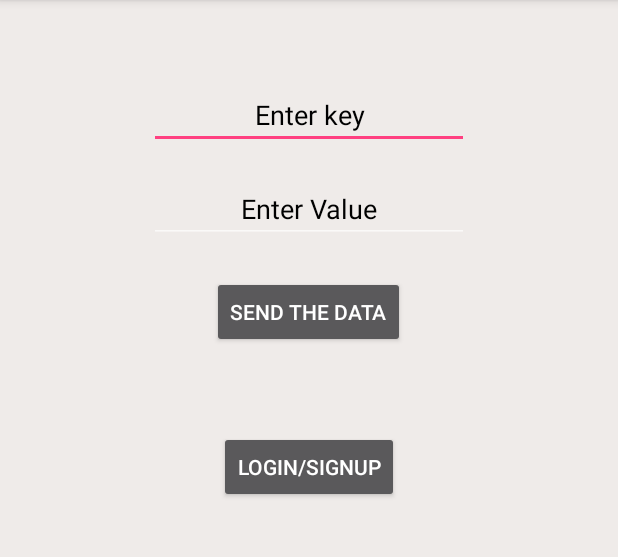
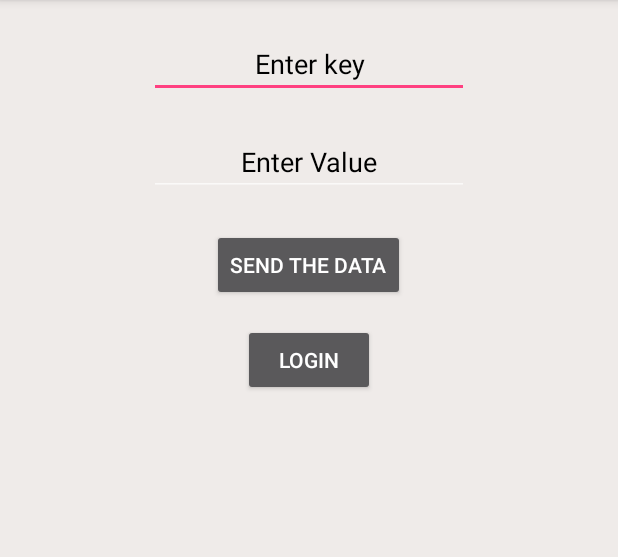
Before and after one commit to rakeshsenapathi/FireBase, an Android app: the screen it shows after launch (MainActivity), on a phone screen of 412 x 824 dp, the part 84-641 px from its top. Run offline under Robolectric (Android 15) with nearby library versions, the phone set to English and light mode, and no system bars; libraries missing offline, so code that uses them is left out: com.firebase.client; 2 statements that could not run were skipped.

Commit message:
Minor fixes

```diff
--- a/FireBase/app/src/main/res/layout/activity_main.xml
+++ b/FireBase/app/src/main/res/layout/activity_main.xml
@@ -9,7 +9,7 @@
         android:layout_height="wrap_content"
         android:layout_alignParentTop="true"
         android:layout_centerHorizontal="true"
-        android:layout_marginTop="54dp"
+        android:layout_marginTop="20dp"
         android:ems="10"
         android:hint="@string/name"
         android:inputType="textPersonName"
@@ -26,7 +26,7 @@
         android:id="@+id/value_edt"
         android:textAlignment="center"
         android:layout_below="@+id/key_edt"
-        android:layout_marginTop="17dp"
+        android:layout_marginTop="20dp"
         android:layout_alignRight="@+id/key_edt"
         android:layout_alignEnd="@+id/key_edt"
         android:layout_alignLeft="@+id/key_edt"
@@ -42,10 +42,10 @@
         android:layout_centerHorizontal="true" />
 
     <Button
-        android:text="LOGIN/SIGNUP"
+        android:text="LOGIN"
         android:layout_width="wrap_content"
         android:layout_height="wrap_content"
-        android:layout_marginTop="55dp"
+        android:layout_marginTop="15dp"
         android:id="@+id/receivebtn"
         android:layout_below="@+id/sendBtn"
         android:layout_centerHorizontal="true" />
```
Also changed, not shown: FireBase/app/src/main/AndroidManifest.xml (+4 -4 lines), FireBase/app/src/main/java/com/senapathi/firebase/AuthActivity.java (+7 -9 lines).
